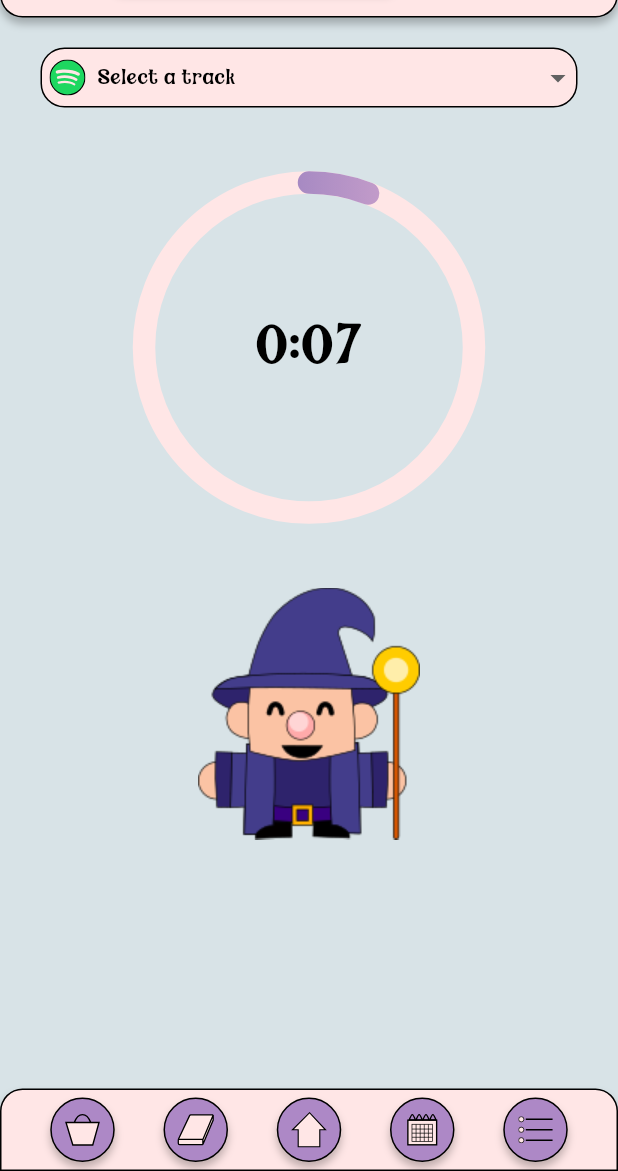
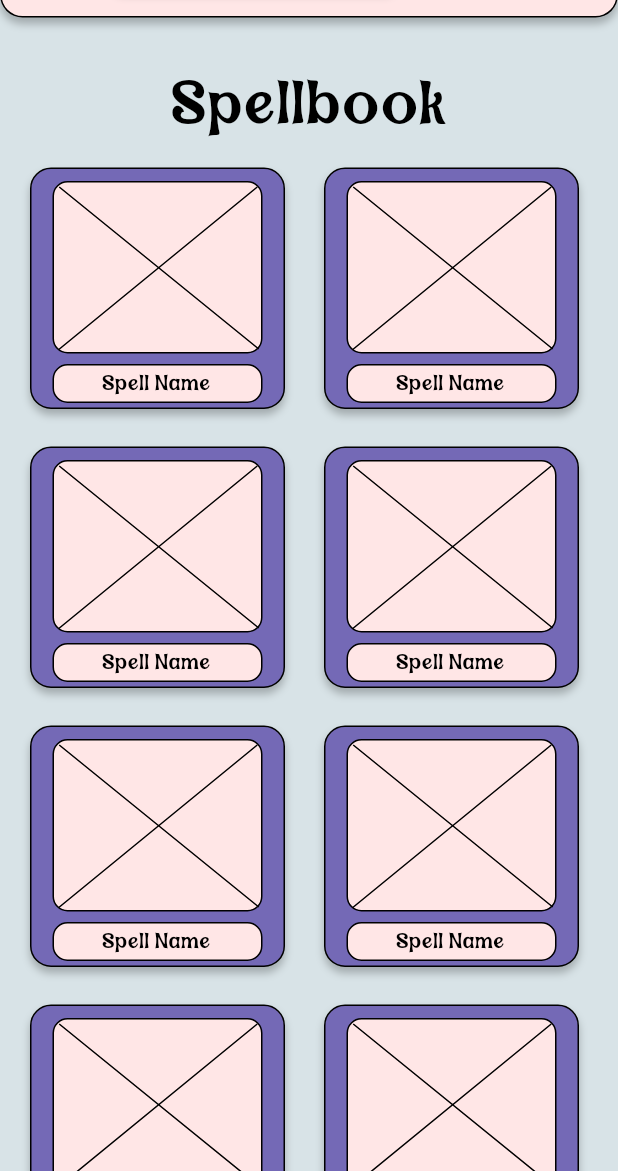
Before and after one commit to nspyrop03/hocus_focus, a Flutter app: the screen it shows after launch, on a phone screen of 412 x 824 dp, the part 65-1236 px from its top. Run offline on Flutter 3.47's test engine with Material 3 defaults, Android fonts, the phone set to English and light mode, and no system bars; our stand-ins replace flutter_svg, sqflite, table_calendar; accounts and stored records are empty.

Commit message:
spellbook done finally bitch!!!!

```diff
--- a/lib/main.dart
+++ b/lib/main.dart
@@ -1,7 +1,11 @@
 import 'package:flutter/material.dart';
+import 'package:hocus_focus/screens/calendar_page.dart';
 import 'package:hocus_focus/screens/main_page.dart';
+import 'package:hocus_focus/screens/set_tasks_page.dart';
+import 'package:hocus_focus/screens/spellbook_page.dart';
 import 'package:hocus_focus/sqflite_helper.dart';
 import 'package:hocus_focus/styles/colors.dart';
+import 'package:hocus_focus/screens/spellbook_page.dart';
 
 void main() async {
   WidgetsFlutterBinding.ensureInitialized();
@@ -21,7 +25,7 @@ class MyApp extends StatelessWidget {
         scaffoldBackgroundColor: MyColors.background,
         useMaterial3: true,
       ),
-      home: MainPage()
+      home: SpellbookPage()
     );
   }
 }
--- /dev/null
+++ b/lib/screens/spellbook_page.dart
@@ -0,0 +1,171 @@
+import 'package:flutter/material.dart';
+import 'package:hocus_focus/styles/colors.dart';
+import 'package:hocus_focus/styles/styles.dart';
+import 'package:hocus_focus/widgets/bar_widgets.dart';
+import 'package:hocus_focus/widgets/spellbook_widgets.dart';
+
+class SpellbookPage extends StatelessWidget {
+  @override
+  Widget build(BuildContext context) {
+    return MaterialApp(
+      theme: ThemeData(
+        scrollbarTheme: ScrollbarThemeData(
+          thumbColor: MaterialStateProperty.all(Color.fromRGBO(225, 175, 209, 1)), // Set the thumb color
+          trackColor: MaterialStateProperty.all(MyColors.secondary), // Set the track color
+          radius: Radius.circular(10), // Rounded corners
+          thickness: MaterialStateProperty.all(10.0), // Thickness of the scrollbar
+        ),
+      ),
+      home: Scaffold(
+        backgroundColor: MyColors.background,
+        body: Column(
+          children: [
+            TopBarWidget(), // Top bar remains at the top
+            Expanded(
+              child: Scrollbar(
+                child: SingleChildScrollView(
+                  child: Padding(
+                    padding: const EdgeInsets.only(top: 20.0), // Add space to move the scrollbar down
+                    child: Column(
+                      children: [
+                        // Title "Spellbook" above the spell slots
+                        Padding(
+                          padding: const EdgeInsets.symmetric(vertical: 20.0), // Add vertical spacing around the title
+                          child: Text(
+                            'Spellbook',
+                            style: MyStyles.magic40
+                          ),
+                        ),
+                        // Spell slots (your GridView)
+                        Padding(
+                          padding: const EdgeInsets.symmetric(horizontal: 20.0),
+                          child: Align(
+                            alignment: Alignment.centerRight,
+                            child: GridView.builder(
+                              shrinkWrap: true,
+                              physics: NeverScrollableScrollPhysics(),
+                              gridDelegate: SliverGridDelegateWithFixedCrossAxisCount(
+                                crossAxisCount: 2,
+                                mainAxisSpacing: 10.0,
+                                crossAxisSpacing: 20.0,
+                                childAspectRatio: 1.0,
+                              ),
+                              itemCount: 20,
+                              itemBuilder: (BuildContext context, int index) {
+                                return SpellslotWidget();
+                              },
+                            ),
+                          ),
+                        ),
+                      ],
+                    ),
+                  ),
+                ),
+              ),
+            ),
+          ],
+        ),
+      ),
+    );
+  }
+}
+
+
+/*
+class SpellbookPage extends StatelessWidget {
+  @override
+  Widget build(BuildContext context) {
+    return MaterialApp(
+      theme: ThemeData(
+        scrollbarTheme: ScrollbarThemeData(
+          thumbColor: MaterialStateProperty.all(Color.fromRGBO(225, 175, 209, 1)), // Set the thumb color
+          trackColor: MaterialStateProperty.all(MyColors.secondary), // Set the track color
+          radius: Radius.circular(10), // Rounded corners
+          thickness: MaterialStateProperty.all(10.0), // Thickness of the scrollbar
+        ),
+      ),
+      home: Scaffold(
+        backgroundColor: MyColors.background,
+        body: Column(
+          children: [
+            TopBarWidget(), // Top bar remains at the top
+            Expanded(
+              child: Scrollbar(
+                child: SingleChildScrollView(
+                  child: Padding(
+                    padding: const EdgeInsets.only(top: 20.0), // Add a little space before the scrollbar
+                    child: Column(
+                      children: [
+                        SizedBox(height: 10),  // Some space below the top bar
+                        Padding(
+                          padding: const EdgeInsets.symmetric(horizontal: 23.0),
+                          child: Align(
+                            alignment: Alignment.centerRight,
+                            child: GridView.builder(
+                              shrinkWrap: true,
+                              physics: NeverScrollableScrollPhysics(),
+                              gridDelegate: SliverGridDelegateWithFixedCrossAxisCount(
+                                crossAxisCount: 2,
+                                mainAxisSpacing: 10.0,
+                                crossAxisSpacing: 20.0,
+                                childAspectRatio: 1.0,
+                              ),
+                              itemCount: 20,
+                              itemBuilder: (BuildContext context, int index) {
+                                return SpellslotWidget();
+                              },
+                            ),
+                          ),
+                        ),
+                      ],
+                    ),
+                  ),
+                ),
+              ),
+            ),
+          ],
+        ),
+      ),
+    );
+  }
+}
+
+
+/*
+class SpellbookPage extends StatelessWidget {
+  @override
+  Widget build(BuildContext context) {
+    return Scaffold(
+      body: SingleChildScrollView(  // Wrap the entire body in a SingleChildScrollView
+        child: Column(
+          children: [
+            TopBarWidget(),
+            SizedBox(height: 10),
+            Padding(
+              padding: const EdgeInsets.symmetric(horizontal: 23.0), // Adjust padding as needed
+              child: Align(
+                alignment: Alignment.centerRight,  // Align the GridView to the right
+                child: GridView.builder(
+                  shrinkWrap: true,  // This ensures that GridView takes up only the space it needs
+                  physics: NeverScrollableScrollPhysics(),  // Disable GridView's own scrolling
+                  gridDelegate: SliverGridDelegateWithFixedCrossAxisCount(
+                    crossAxisCount: 2, // Two columns
+                    mainAxisSpacing: 10.0, // Space between rows
+                    crossAxisSpacing: 20.0, // Space between columns
+                    childAspectRatio: 1.0, // Adjust for aspect ratio of the widgets
+                  ),
+                  itemCount: 20, // Replace with the number of SpellslotWidgets you want to display
+                  itemBuilder: (BuildContext context, int index) {
+                    return SpellslotWidget(); // Replace with your custom widget
+                  },
+                ),
+              ),
+            ),
+          ],
+        ),
+      ),
+      //bottomNavigationBar: BottomBarWidget(),
+    );
+  }
+}
+*/*/
--- /dev/null
+++ b/lib/widgets/spellbook_widgets.dart
@@ -0,0 +1,159 @@
+import 'package:flutter/material.dart';
+import 'package:flutter_svg/svg.dart';
+import 'package:hocus_focus/styles/colors.dart';
+import 'package:hocus_focus/styles/styles.dart';
+
+class SpellslotWidget extends StatelessWidget {
+  @override
+  Widget build(BuildContext context) {
+    // Figma Flutter Generator SpellslotWidget - INSTANCE
+    return Container(
+        width: 170,
+        height: 161,
+        child: Stack(children: <Widget>[
+          Positioned(
+              top: 0,
+              left: 0,
+              child: Container(
+                  width: 170,
+                  height: 161,
+                  decoration: BoxDecoration(
+                    borderRadius: BorderRadius.only(
+                      topLeft: Radius.circular(14),
+                      topRight: Radius.circular(14),
+                      bottomLeft: Radius.circular(14),
+                      bottomRight: Radius.circular(14),
+                    ),
+                    boxShadow: [MyStyles.boxShadowBasic],
+                    color: MyColors.details,
+                    border: Border.all(
+                      color: Color.fromRGBO(0, 0, 0, 1),
+                      width: 1,
+                    ),
+                  ))),
+          Positioned(
+              top: 9,
+              left: 15,
+              child: Container(
+                  width: 140,
+                  height: 115,
+                  decoration: BoxDecoration(
+                    borderRadius: BorderRadius.only(
+                      topLeft: Radius.circular(10),
+                      topRight: Radius.circular(10),
+                      bottomLeft: Radius.circular(10),
+                      bottomRight: Radius.circular(10),
+                    ),
+                    color: MyColors.primary,
+                    border: Border.all(
+                      color: Color.fromRGBO(0, 0, 0, 1),
+                      width: 1,
+                    ),
+                  ))),
+          Positioned(
+              top: 131,
+              left: 15,
+              child: Container(
+                  width: 140,
+                  height: 26,
+                  decoration: BoxDecoration(),
+                  child: Stack(children: <Widget>[
+                    Positioned(
+                        top: 0,
+                        left: 0,
+                        child: Container(
+                            width: 140,
+                            height: 26,
+                            decoration: BoxDecoration(
+                              borderRadius: BorderRadius.only(
+                                topLeft: Radius.circular(10),
+                                topRight: Radius.circular(10),
+                                bottomLeft: Radius.circular(10),
+                                bottomRight: Radius.circular(10),
+                              ),
+                              color: MyColors.primary,
+                              border: Border.all(
+                                color: Color.fromRGBO(0, 0, 0, 1),
+                                width: 1,
+                              ),
+                            ))),
+                    Positioned(
+                        top: 6,
+                        left: 33,
+                        child: Text('Spell Name',
+                            textAlign: TextAlign.left,
+                            style: MyStyles.magic14)),
+                  ]))),
+          Positioned(
+              top: 12,
+              left: 18.5,
+              child: SvgPicture.asset('assets/images/vector12.svg',
+                  semanticsLabel: 'vector12')),
+        ]));
+  }
+}
+
+
+
+class DesktopExample extends StatefulWidget {
+  const DesktopExample({super.key});
+
+  @override
+  State<DesktopExample> createState() => _DesktopExampleState();
+}
+
+class _DesktopExampleState extends State<DesktopExample> {
+  final ScrollController controller2 = ScrollController();
+
+  @override
+  Widget build(BuildContext context) {
+    return LayoutBuilder(
+      builder: (BuildContext context, BoxConstraints constraints) {
+        return Row(
+          children: <Widget>[
+            // Second scrollable section with custom scrollbar
+            Expanded(
+              child: CustomScrollbar(
+                controller: controller2,
+                child: ListView.builder(
+                  controller: controller2,
+                  itemCount: 100,
+                  itemBuilder: (BuildContext context, int index) {
+                    return SizedBox(
+                      height: 50,
+                      child: Padding(
+                        padding: const EdgeInsets.all(8.0),
+                        child: Text('Scrollable 2 : Index $index'),
+                      ),
+                    );
+                  },
+                ),
+              ),
+            ),
+          ],
+        );
+      },
+    );
+  }
+}
+
+class CustomScrollbar extends StatelessWidget {
+  final ScrollController controller;
+  final Widget child;
+
+  const CustomScrollbar({
+    super.key,
+    required this.controller,
+    required this.child,
+  });
+
+  @override
+  Widget build(BuildContext context) {
+    return Scrollbar(
+      thickness: 10.0, // Custom thickness of the scrollbar
+      thumbVisibility: true, // Makes the scrollbar thumb visible at all times
+      controller: controller, // ScrollController for custom scroll behavior
+      child: child, // The widget that contains the scrollable content
+    );
+  }
+}
```
Also changed, not shown: assets/images/vector12.svg (added), 6 other files.
